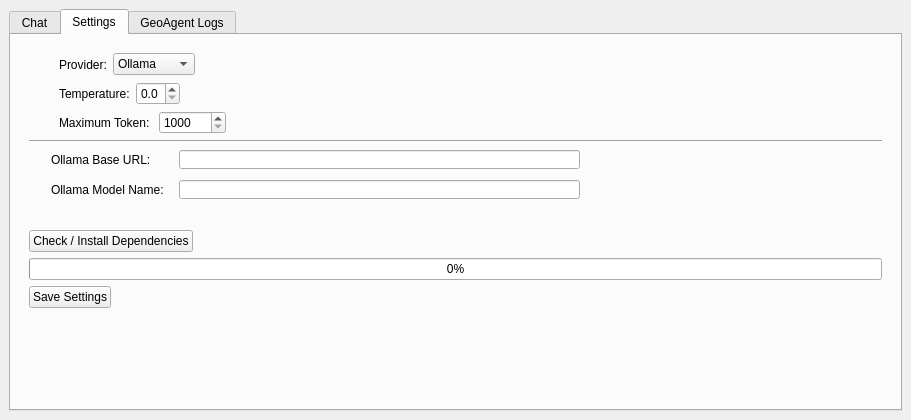
Above: dialogs/geo_agent_dialog_base.ui from iamtekson/GeoAgent before the change. Below: the same form after it.
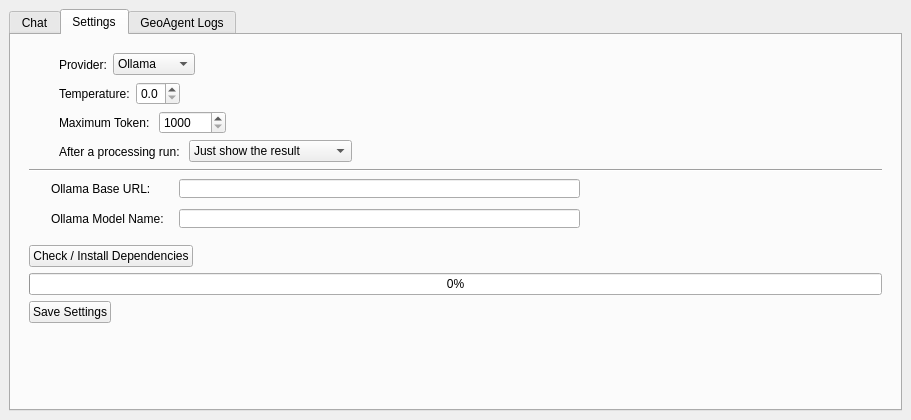
That is the form after the change. The open tabs and pages were chosen to show the change. Custom widgets are drawn as their Qt base class.

Commit message: model builder and export button implemented

What changed in the file:
```diff
--- a/dialogs/geo_agent_dialog_base.ui
+++ b/dialogs/geo_agent_dialog_base.ui
@@ -360,6 +360,62 @@
              </item>
             </layout>
            </item>
+           <item>
+            <layout class="QHBoxLayout" name="horizontalLayout_after_run">
+             <item>
+              <widget class="QToolButton" name="info_after_run">
+               <property name="toolTip">
+                <string>What happens after a processing run. Every result in the chat also has 'Open in Model Designer' and 'Save as .model3' links, whatever you choose here.</string>
+               </property>
+               <property name="text">
+                <string/>
+               </property>
+               <property name="autoRaise">
+                <bool>true</bool>
+               </property>
+              </widget>
+             </item>
+             <item>
+              <widget class="QLabel" name="label_after_run">
+               <property name="text">
+                <string>After a processing run: </string>
+               </property>
+              </widget>
+             </item>
+             <item>
+              <widget class="QComboBox" name="after_run_action">
+               <item>
+                <property name="text">
+                 <string>Just show the result</string>
+                </property>
+               </item>
+               <item>
+                <property name="text">
+                 <string>Open in Model Designer</string>
+                </property>
+               </item>
+               <item>
+                <property name="text">
+                 <string>Ask to save as .model3</string>
+                </property>
+               </item>
+              </widget>
+             </item>
+             <item>
+              <spacer name="horizontalSpacer_after_run">
+               <property name="orientation">
+                <enum>Qt::Horizontal</enum>
+               </property>
+               <property name="sizeHint" stdset="0">
+                <size>
+                 <width>40</width>
+                 <height>20</height>
+                </size>
+               </property>
+              </spacer>
+             </item>
+            </layout>
+           </item>
            <item>
             <widget class="QStackedWidget" name="stackedWidget">
              <property name="minimumSize">
```
Left out of the diff: 2 changed lines with no effect on the pictures. The commit also changes 16 other files.
